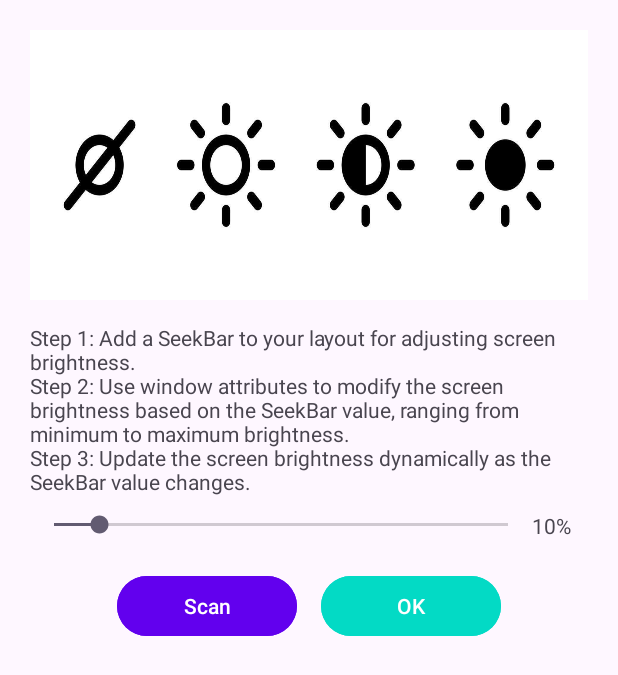
After one commit to Avi208/SmartNFCTag, an Android app: the BrightnessLowHigh screen opened directly, with no data from a screen before it, on a phone screen of 412 x 824 dp. The commit adds this screen. Shown: the top 675 px of the screen. Run offline under Robolectric (Android 15) with nearby library versions, the phone set to English and light mode, and no system bars.

Commit message:
Added the functionality for Screen Brightness increase and descrease

```diff
--- a/app/src/main/java/com/example/smartnfctag/CardAdapter.java
+++ b/app/src/main/java/com/example/smartnfctag/CardAdapter.java
@@ -16,6 +16,7 @@ import android.widget.Toast;
 import androidx.annotation.NonNull;
 import androidx.recyclerview.widget.RecyclerView;
 
+import com.example.smartnfctag.SubFunctionality.BrightnessLowHigh;
 import com.example.smartnfctag.SubFunctionality.MakeCall;
 import com.example.smartnfctag.SubFunctionality.NavigateApp;
 import com.example.smartnfctag.SubFunctionality.NfcAnimationActivity;
@@ -67,6 +68,10 @@ public class CardAdapter extends RecyclerView.Adapter<CardAdapter.CardViewHolder
                         // call SendSMS activity
                         v.getContext().startActivity(new Intent(v.getContext(), WifiOff.class));
                         break;
+                    case 7:
+                        // call SendContact activity
+                        v.getContext().startActivity(new Intent(v.getContext(), BrightnessLowHigh.class));
+                        break;
                     default:
                         break;
                 }
--- /dev/null
+++ b/app/src/main/java/com/example/smartnfctag/SubFunctionality/BrightnessLowHigh.java
@@ -0,0 +1,141 @@
+package com.example.smartnfctag.SubFunctionality;
+
+
+import android.Manifest;
+import android.app.PendingIntent;
+import android.content.Context;
+import android.content.Intent;
+import android.content.IntentFilter;
+import android.content.pm.PackageManager;
+import android.net.ConnectivityManager;
+import android.net.Network;
+import android.net.NetworkRequest;
+import android.net.Uri;
+import android.net.wifi.WifiManager;
+import android.nfc.NdefMessage;
+import android.nfc.NfcAdapter;
+import android.nfc.Tag;
+import android.nfc.tech.Ndef;
+import android.os.Build;
+import android.os.Bundle;
+import android.provider.Settings;
+import android.util.Log;
+import android.view.View;
+import android.view.WindowManager;
+import android.widget.SeekBar;
+import android.widget.TextView;
+import android.widget.Toast;
+
+import androidx.annotation.NonNull;
+import androidx.appcompat.app.AppCompatActivity;
+import androidx.core.app.ActivityCompat;
+import androidx.core.content.ContextCompat;
+
+import com.example.smartnfctag.R;
+import com.google.android.material.bottomsheet.BottomSheetDialog;
+
+public class BrightnessLowHigh extends AppCompatActivity {
+    private  BottomSheetDialog bottomSheetDialog;
+
+    private  NfcAdapter nfcAdapter;
+    private PendingIntent pendingIntent;
+    private IntentFilter[] intentFiltersArray;
+    private static final int REQUEST_CALL_PHONE = 1;
+    private static final int REQUEST_WIFI_PERMISSION = 1;
+    private SeekBar seekBarBrightness;
+    private TextView textViewBrightness;
+    private float brightnessValue;
+
+
+    @Override
+    protected void onCreate(Bundle savedInstanceState) {
+        super.onCreate(savedInstanceState);
+        setContentView(R.layout.bright_low_high);
+        seekBarBrightness = findViewById(R.id.seekBar_brightness);
+        textViewBrightness = findViewById(R.id.textView_brightness);
+
+        nfcAdapter = NfcAdapter.getDefaultAdapter(this);
+        seekBarBrightness.setOnSeekBarChangeListener(new SeekBar.OnSeekBarChangeListener() {
+            @Override
+            public void onProgressChanged(SeekBar seekBar, int progress, boolean fromUser) {
+                brightnessValue = progress / 100.0f;
+             //   setScreenBrightness(brightnessValue);
+                textViewBrightness.setText(" " + progress + "%");
+            }
+
+            @Override
+            public void onStartTrackingTouch(SeekBar seekBar) {
+                // Do nothing
+            }
+
+            @Override
+            public void onStopTrackingTouch(SeekBar seekBar) {
+                // Do nothing
+            }
+        });
+    }
+    @Override
+    protected void onResume() {
+        super.onResume();
+        Intent intent = new Intent(this, getClass()).addFlags(Intent.FLAG_ACTIVITY_SINGLE_TOP);
+        // prepare pending intent
+        PendingIntent pendingIntent = PendingIntent.getActivity(
+                this, 0,
+                new Intent(this, getClass()).addFlags(Intent.FLAG_ACTIVITY_SINGLE_TOP),
+                PendingIntent.FLAG_MUTABLE // or FLAG_IMMUTABLE depending on your use case
+        );        // enable foreground dispatch
+        if (nfcAdapter != null) {
+            nfcAdapter.enableForegroundDispatch(this, pendingIntent, null, null);
+        }
+    }
+    @Override
+    protected void onPause() {
+        super.onPause();
+        if (nfcAdapter != null) {
+            nfcAdapter.disableForegroundDispatch(this);
+        }
+    }
+    @Override
+    protected void onNewIntent(Intent intent) {
+        super.onNewIntent(intent);
+        if (NfcAdapter.ACTION_NDEF_DISCOVERED.equals(intent.getAction())) {
+            Tag tag = intent.getParcelableExtra(NfcAdapter.EXTRA_TAG);
+            if (tag != null) {
+                Ndef ndef = Ndef.get(tag);
+                if (ndef != null) {
+                    readNfcTag(ndef);
+                } else {
+                    Toast.makeText(this, "NFC tag is not NDEF formatted.", Toast.LENGTH_SHORT).show();
+                }
+            }
+        }
+    }
+    private void readNfcTag(Ndef ndef) {
+        try {
+            ndef.connect();
+            NdefMessage ndefMessage = ndef.getNdefMessage();
+            if (ndefMessage != null) {
+                String payload = new String(ndefMessage.getRecords()[0].getPayload());
+                setScreenBrightness(brightnessValue); // Set brightness to 10%
+            } else {
+                Toast.makeText(this, "NFC tag is empty.", Toast.LENGTH_SHORT).show();
+            }
+        } catch (Exception e) {
+            Log.d("TestingLogs", e.toString());
+            Toast.makeText(this, "Failed to read NFC tag.", Toast.LENGTH_SHORT).show();
+        } finally {
+            try {
+                ndef.close();
+            } catch (Exception e) {
+                // Ignore
+            }
+        }
+    }
+    private void setScreenBrightness(float brightnessValue) {
+        WindowManager.LayoutParams layoutParams = getWindow().getAttributes();
+        layoutParams.screenBrightness = brightnessValue;
+        getWindow().setAttributes(layoutParams);
+    }
+
+
+}
--- /dev/null
+++ b/app/src/main/res/layout/bright_low_high.xml
@@ -0,0 +1,76 @@
+<?xml version="1.0" encoding="utf-8"?>
+<LinearLayout xmlns:android="http://schemas.android.com/apk/res/android"
+    xmlns:app="http://schemas.android.com/apk/res-auto"
+    xmlns:tools="http://schemas.android.com/tools"
+    android:layout_width="match_parent"
+    android:layout_height="wrap_content"
+    android:orientation="vertical"
+    android:gravity="center"
+    android:padding="20dp">
+
+    <!-- Hand and Phone Animation -->
+    <ImageView
+        android:id="@+id/videoView"
+        android:layout_width="380dp"
+        android:layout_height="180dp"
+        android:padding="20dp"
+        android:background="@drawable/screen_bright_nesss"/>
+   <TextView
+
+       android:layout_width="wrap_content"
+       android:layout_height="wrap_content"
+       android:layout_marginTop="15dp"
+       android:text="@string/bright_low_high"
+
+       />
+    <LinearLayout
+        android:layout_width="match_parent"
+        android:layout_height="wrap_content"
+        android:orientation="horizontal"
+        android:weightSum="10"
+        android:layout_marginTop="10dp">
+        <SeekBar
+                android:id="@+id/seekBar_brightness"
+                android:layout_width="0dp"
+                android:layout_height="wrap_content"
+                android:layout_weight="9"
+                android:max="100"
+                android:progress="10" />
+
+            <TextView
+                android:id="@+id/textView_brightness"
+                android:layout_width="0dp"
+                android:layout_weight="1"
+                android:layout_height="wrap_content"
+                android:text="10%"
+               />
+
+    </LinearLayout>
+    <!-- Button Row -->
+    <LinearLayout
+        android:layout_width="match_parent"
+        android:layout_height="wrap_content"
+        android:orientation="horizontal"
+        android:gravity="center"
+        android:layout_marginTop="20dp">
+
+        <!-- Scan Button -->
+        <Button
+            android:id="@+id/btnScan"
+            android:layout_width="120dp"
+            android:layout_height="wrap_content"
+            android:text="Scan"
+            android:backgroundTint="@color/primary_color"
+            android:textColor="@color/white" />
+
+        <!-- OK Button -->
+        <Button
+            android:id="@+id/btnOk"
+            android:layout_width="120dp"
+            android:layout_height="wrap_content"
+            android:text="OK"
+            android:layout_marginStart="16dp"
+            android:backgroundTint="@color/secondary_color"
+            android:textColor="@color/white" />
+    </LinearLayout>
+</LinearLayout>
--- a/app/src/main/res/values/strings.xml
+++ b/app/src/main/res/values/strings.xml
@@ -16,4 +16,5 @@
         \n Follow on-screen instructions and grant permissions if needed. \n\n\n <b> Navigate to Youtube app to Play Android Video.</b> </string>
     <string name="wifi_off_on">Enable NFC from Settings → Connections (or Network and Internet) and turn it on. Make sure the NFC tag is properly programmed and placed in an accessible spot. Hold your device near the tag, align the NFC sensor, and wait for detection. Your device should automatically open the app—confirm if prompted.
         \n Follow on-screen instructions and grant permissions if needed. \n\n\n <b>Tap to NFC stickets which will trun off Phone WIFI singls.</b></string>
+    <string name="bright_low_high">Step 1: Add a SeekBar to your layout for adjusting screen brightness.\nStep 2: Use window attributes to modify the screen brightness based on the SeekBar value, ranging from minimum to maximum brightness.\nStep 3: Update the screen brightness dynamically as the SeekBar value changes.</string>
 </resources>
```
Also changed, not shown: app/src/main/AndroidManifest.xml (+7 -0 lines), app/src/main/res/drawable/screen_bright_nesss.jpg (added).
